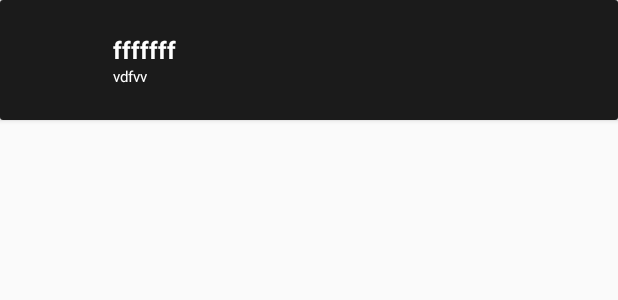
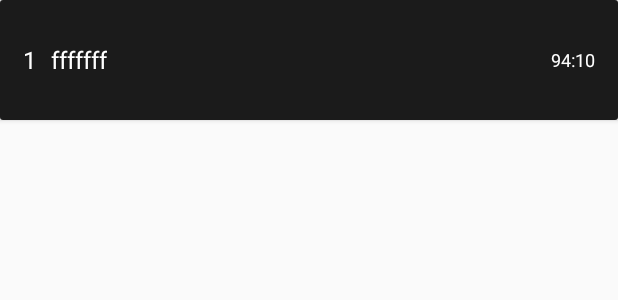
Before and after one commit to Blahblahlolhahaha/MusicPlayer, an Android app: the layout album_song_card.xml on its own in the app's theme, with its tools: preview values and no code run, on a phone screen of 412 x 824 dp. Shown: the top 300 px of the screen. Run offline under Robolectric (Android 15) with nearby library versions, the phone set to English and light mode, and no system bars.

```diff
--- a/app/build.gradle
+++ b/app/build.gradle
@@ -40,4 +40,5 @@ dependencies {
     implementation 'com.github.wseemann:FFmpegMediaMetadataRetriever-core:1.0.15'
     implementation 'com.github.wseemann:FFmpegMediaMetadataRetriever-native:1.0.15'
     implementation 'com.jakewharton:disklrucache:2.0.2'
+    implementation 'androidx.coordinatorlayout:coordinatorlayout:1.1.0'
 }
--- a/app/src/main/res/layout/album_song_card.xml
+++ b/app/src/main/res/layout/album_song_card.xml
@@ -8,14 +8,16 @@
         android:gravity="center_vertical"
         android:background="@color/black"
         android:paddingHorizontal="15dp">
-        <ImageView
-            android:id="@+id/album_art"
-            android:layout_width="50dp"
-            android:layout_height="50dp"
-            android:layout_marginEnd="10dp"
-            android:background="@color/black"/>
+        <androidx.appcompat.widget.AppCompatTextView
+            android:id="@+id/track"
+            android:layout_width="wrap_content"
+            android:layout_height="wrap_content"
+            android:text="1"
+            android:textSize="16sp"
+            android:textColor="@color/white"
+            android:layout_marginEnd="10dp"/>
         <androidx.appcompat.widget.LinearLayoutCompat
-            android:layout_width="match_parent"
+            android:layout_width="wrap_content"
             android:layout_height="match_parent"
             android:orientation="vertical"
             android:gravity="center_vertical">
@@ -23,18 +25,29 @@
                 android:id="@+id/song_name"
                 android:layout_width="wrap_content"
                 android:layout_height="wrap_content"
+                android:maxWidth="320dp"
                 android:text="fffffff"
                 android:textSize="16sp"
-                android:textStyle="bold"
                 android:textColor="@color/white"/>
             <androidx.appcompat.widget.AppCompatTextView
                 android:id="@+id/artist"
                 android:layout_width="wrap_content"
                 android:layout_height="wrap_content"
-                android:text="vdfvv"
+                android:maxWidth="320dp"
+                android:text="dhjcbsdkc"
                 android:textSize="10dp"
-                android:textColor="@color/white"/>
+                android:textColor="@color/white"
+                android:visibility="gone"/>
         </androidx.appcompat.widget.LinearLayoutCompat>
+        <androidx.appcompat.widget.AppCompatTextView
+            android:id="@+id/duration"
+            android:layout_width="match_parent"
+            android:layout_height="wrap_content"
+            android:text="94:10"
+            android:textSize="12dp"
+            android:layout_gravity="end|center_vertical"
+            android:textAlignment="viewEnd"
+            android:textColor="@color/white"/>
     </androidx.appcompat.widget.LinearLayoutCompat>
 
 
--- a/app/src/main/res/layout/songs_fragment.xml
+++ b/app/src/main/res/layout/songs_fragment.xml
@@ -2,4 +2,5 @@
     xmlns:android="http://schemas.android.com/apk/res/android"
     android:id="@+id/songs"
     android:layout_width="match_parent"
-    android:layout_height="match_parent"/>
+    android:layout_height="0dp"
+    android:layout_weight="1"/>
```
Also changed, not shown: app/src/main/res/layout/album_songs_fragment.xml (+47 -5 lines), app/src/main/res/layout/disk_text.xml (+8 -5 lines), app/src/main/res/layout/song_card.xml (+13 -1 lines), 1 other file.
